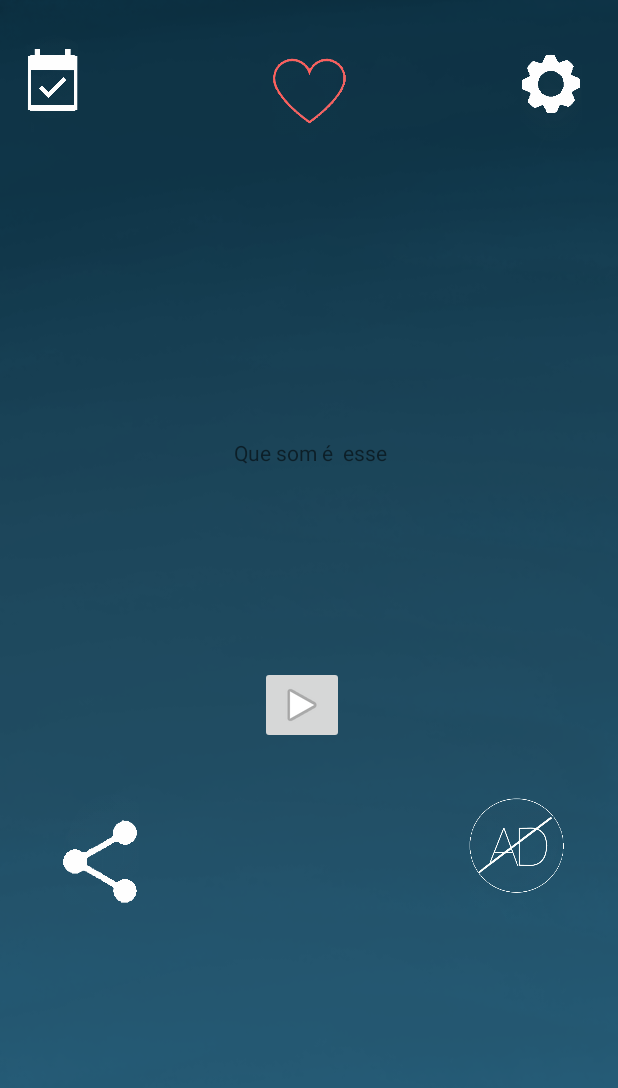
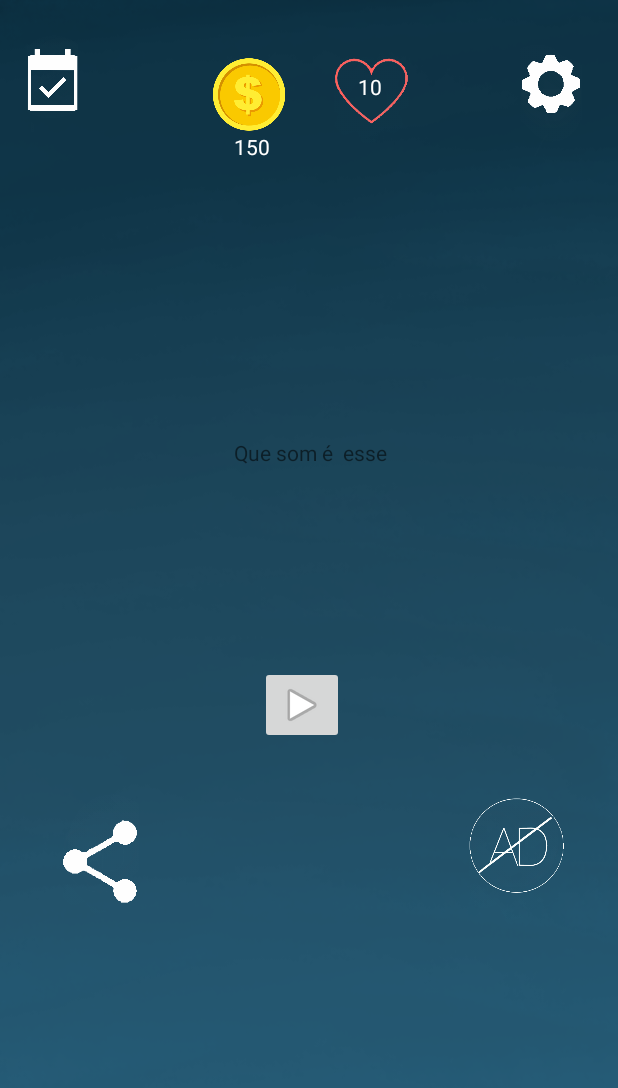
Before and after one commit to fernandohcab/qual-o-som, an Android app: the screen it shows after launch (MainActivity), on a phone screen of 412 x 824 dp. Shown: the top 1088 px of the screen. Run offline under Robolectric (Android 15) with nearby library versions, the light colour scheme and no system bars.

Commit message:
vidas e moedas completas

```diff
--- a/app/src/main/AndroidManifest.xml
+++ b/app/src/main/AndroidManifest.xml
@@ -1,14 +1,13 @@
 <?xml version="1.0" encoding="utf-8"?>
 <manifest xmlns:android="http://schemas.android.com/apk/res/android"
     package="com.example.quesomeesse">
-
     <application
-        android:allowBackup="true"
         android:icon="@mipmap/ic_launcher"
         android:label="@string/app_name"
         android:roundIcon="@mipmap/ic_launcher_round"
         android:supportsRtl="true"
-        android:theme="@style/Theme.QueSomEEsse">
+        android:theme="@style/Theme.QueSomEEsse"
+        android:allowBackup="true">
         <activity android:name=".ProgressMenu"
             android:screenOrientation="portrait"/>
         <activity android:name=".Configuration"
--- a/app/src/main/java/com/example/quesomeesse/AnswersAdapter.java
+++ b/app/src/main/java/com/example/quesomeesse/AnswersAdapter.java
@@ -25,7 +25,7 @@ public class AnswersAdapter extends ArrayAdapter<Answers> {
         }
 
         Answers currentAnswer = getItem(position);
-        TextView chooseLevel= listItemView.findViewById(R.id.level);
+        TextView chooseLevel= listItemView.findViewById(R.id.singleLevel);
         chooseLevel.setText(currentAnswer.getLevel());
         chooseLevel.setOnClickListener(v -> {
                 Intent intent = new Intent(v.getContext(), Level.class);
--- a/app/src/main/java/com/example/quesomeesse/MainActivity.java
+++ b/app/src/main/java/com/example/quesomeesse/MainActivity.java
@@ -1,21 +1,47 @@
 package com.example.quesomeesse;
 
 import androidx.appcompat.app.AppCompatActivity;
+
+import android.annotation.SuppressLint;
+import android.content.ContentValues;
 import android.content.Intent;
+import android.content.SharedPreferences;
+import android.database.Cursor;
+import android.database.sqlite.SQLiteDatabase;
 import android.net.Uri;
 import android.os.Bundle;
-import android.view.View;
 import android.view.WindowManager;
-import android.widget.Button;
 import android.widget.ImageButton;
 import android.widget.ImageView;
+import android.widget.TextView;
+
 
 public class MainActivity extends AppCompatActivity {
 
+    TextView lives, coins;
+    SharedPreferences prefs;
+
+    @SuppressLint("SetTextI18n")
     @Override
     protected void onCreate(Bundle savedInstanceState) {
         super.onCreate(savedInstanceState);
         setContentView(R.layout.activity_main);
+
+        lives = findViewById(R.id.lives);
+        coins = findViewById(R.id.coinsQty);
+        prefs = getSharedPreferences("data", MODE_PRIVATE);
+
+
+        if(first_time_check()) {
+            SharedPreferences.Editor editor = prefs.edit();
+            editor.putInt("lives", 10);
+            editor.putInt("coins", 150);
+            editor.putString("first", "true");
+            editor.apply();
+        }
+
+        lives.setText("" + prefs.getInt("lives", 0));
+        coins.setText("" + prefs.getInt("coins", 0));
         // enable fullscreen mode
         getWindow().setFlags(WindowManager.LayoutParams.FLAG_FULLSCREEN, WindowManager.LayoutParams.FLAG_FULLSCREEN);
         getSupportActionBar().hide();
@@ -43,20 +69,35 @@ public class MainActivity extends AppCompatActivity {
                 Intent shareIntent = new Intent(Intent.ACTION_SEND);
                 shareIntent.setType("text/plain");
                 shareIntent.putExtra(Intent.EXTRA_SUBJECT, "Que som é esse?");
-
                 // Colocar alguma frase de efeito
-                    String shareMessage= "\nOi meu amor\n\n";
-                    shareMessage = shareMessage + "https://play.google.com/store/apps/details?id=" + "com.robtopx.geometryjump" +"\n\n";
+                String shareMessage = "\nOi meu amor\n\n";
+                shareMessage = shareMessage + "https://play.google.com/store/apps/details?id=" + "com.robtopx.geometryjump" + "\n\n";
                 shareIntent.putExtra(Intent.EXTRA_TEXT, shareMessage);
                 startActivity(Intent.createChooser(shareIntent, "Compartilhe com os amigos"));
-                } catch(Exception e) {
+            } catch (Exception e) {
                 //e.toString();
             }
         });
-
         // Go to the progress menu
         ImageButton startGame = findViewById(R.id.startGame);
         Intent intent = new Intent(this, ProgressMenu.class);
         startGame.setOnClickListener(v -> startActivity(intent));
     }
+
+    @SuppressLint("SetTextI18n")
+    @Override
+    protected void onResume() {
+        super.onResume();
+        TextView lives = findViewById(R.id.lives);
+        TextView coins = findViewById(R.id.coinsQty);
+        prefs = getSharedPreferences("data", MODE_PRIVATE);
+        lives.setText("" + prefs.getInt("lives", 0));
+        coins.setText("" + prefs.getInt("coins", 0));
     }
+
+    private boolean first_time_check() {
+        prefs = getSharedPreferences("data", MODE_PRIVATE);
+        String first = prefs.getString("first", null);
+        return first == null;
+    }
+}
--- a/app/src/main/res/layout/activity_main.xml
+++ b/app/src/main/res/layout/activity_main.xml
@@ -76,6 +76,7 @@
         android:layout_marginTop="4dp"
         android:contentDescription="@string/numberOfLives"
         app:layout_constraintEnd_toEndOf="parent"
+        app:layout_constraintHorizontal_bias="0.623"
         app:layout_constraintStart_toStartOf="parent"
         app:layout_constraintTop_toTopOf="parent"
         app:srcCompat="@mipmap/heartat" />
@@ -115,4 +116,27 @@
         app:layout_constraintStart_toStartOf="@+id/imageView2"
         app:layout_constraintTop_toTopOf="@+id/imageView2" />
 
+    <ImageView
+        android:id="@+id/coinsButton"
+        android:layout_width="84dp"
+        android:layout_height="105dp"
+        android:layout_marginStart="124dp"
+        android:layout_marginLeft="124dp"
+        android:layout_marginTop="4dp"
+        android:contentDescription="@string/coinsButton"
+        app:layout_constraintStart_toStartOf="parent"
+        app:layout_constraintTop_toTopOf="parent"
+        app:srcCompat="@mipmap/moedaat" />
+
+    <TextView
+        android:id="@+id/coinsQty"
+        android:layout_width="wrap_content"
+        android:layout_height="wrap_content"
+        android:layout_marginStart="156dp"
+        android:layout_marginLeft="156dp"
+        android:layout_marginTop="88dp"
+        android:textColor="@color/white"
+        app:layout_constraintStart_toStartOf="parent"
+        app:layout_constraintTop_toTopOf="parent" />
+
 </androidx.constraintlayout.widget.ConstraintLayout>
--- a/app/src/main/res/layout/list_item.xml
+++ b/app/src/main/res/layout/list_item.xml
@@ -1,6 +1,7 @@
 <?xml version="1.0" encoding="utf-8"?>
 
-    <TextView android:id="@+id/level"
+    <TextView
+        android:id="@+id/singleLevel"
         android:layout_width="match_parent"
         android:layout_height="wrap_content"
         android:textColor="@color/white"
```
Also changed, not shown: app/src/main/java/com/example/quesomeesse/Level.java (+48 -3 lines), app/src/main/java/com/example/quesomeesse/ProgressMenu.java (+11 -7 lines), app/src/main/res/layout/activity_level.xml (+21 -11 lines), app/src/main/res/layout/activity_progress_menu.xml (deleted, +0 -12 lines), app/src/main/res/layout/content_main.xml (deleted, +0 -10 lines), app/src/main/res/layout/word_list.xml (+35 -9 lines). Lines whose indentation alone changed are shown as unchanged.
